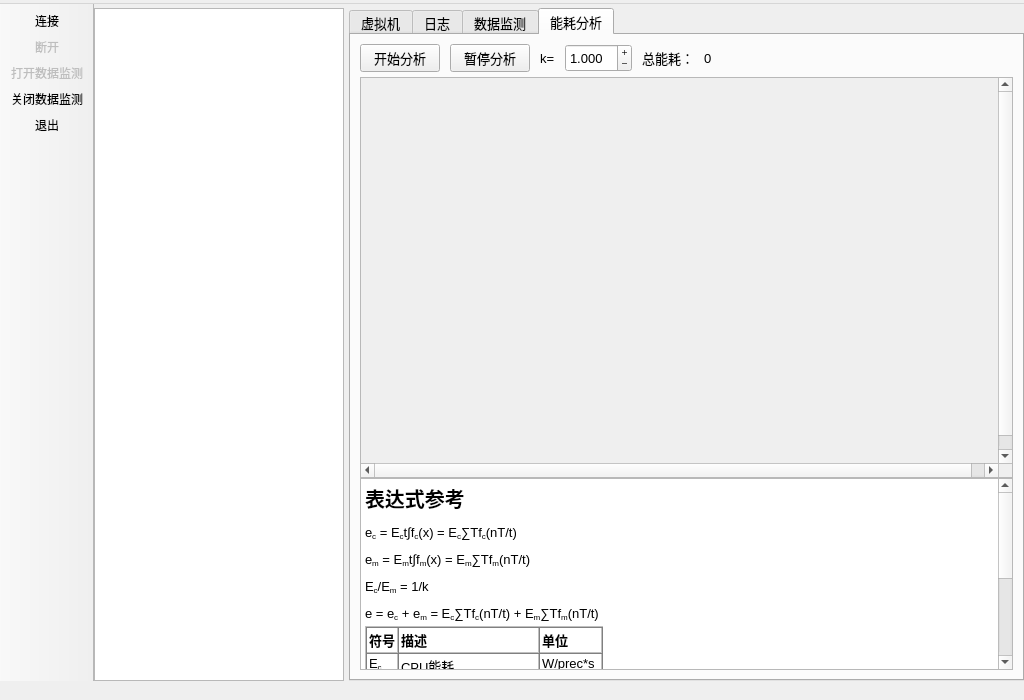
First picture: the form in App/ui_main.ui, repository exoticknight/Micro-XenServer-Manager, before the edit.
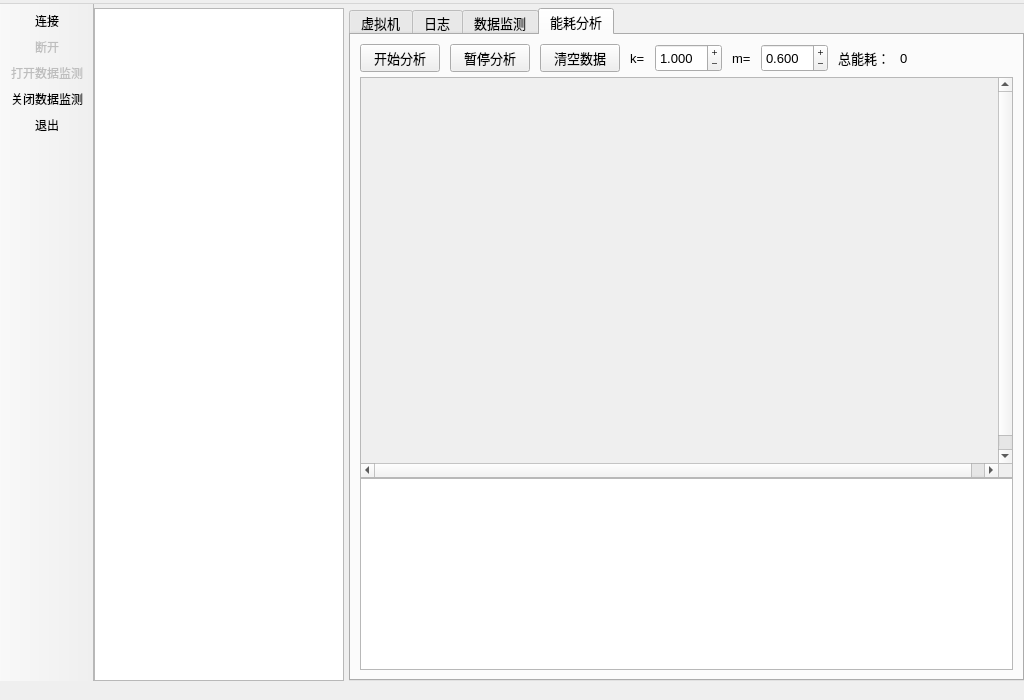
Second picture: the form after the edit. The open tabs and pages were chosen to show the change. Icons and pictures are not drawn.

What changed in the file:
```diff
--- a/App/ui_main.ui
+++ b/App/ui_main.ui
@@ -640,7 +640,14 @@
              </widget>
             </item>
             <item>
-             <widget class="QLabel" name="label_Formula">
+             <widget class="QPushButton" name="buttonClear">
+              <property name="text">
+               <string>清空数据</string>
+              </property>
+             </widget>
+            </item>
+            <item>
+             <widget class="QLabel" name="label_k">
               <property name="font">
                <font>
                 <pointsize>10</pointsize>
@@ -672,6 +679,32 @@
               </property>
              </widget>
             </item>
+            <item>
+             <widget class="QLabel" name="label_m">
+              <property name="text">
+               <string>m=</string>
+              </property>
+             </widget>
+            </item>
+            <item>
+             <widget class="QDoubleSpinBox" name="doubleSpinBoxM">
+              <property name="sizePolicy">
+               <sizepolicy hsizetype="Minimum" vsizetype="Preferred">
+                <horstretch>0</horstretch>
+                <verstretch>0</verstretch>
+               </sizepolicy>
+              </property>
+              <property name="buttonSymbols">
+               <enum>QAbstractSpinBox::PlusMinus</enum>
+              </property>
+              <property name="decimals">
+               <number>3</number>
+              </property>
+              <property name="value">
+               <double>0.600000000000000</double>
+              </property>
+             </widget>
+            </item>
             <item>
              <widget class="QLabel" name="label_Total">
               <property name="text">
@@ -751,68 +784,7 @@
 &lt;html&gt;&lt;head&gt;&lt;meta name=&quot;qrichtext&quot; content=&quot;1&quot; /&gt;&lt;style type=&quot;text/css&quot;&gt;
 p, li { white-space: pre-wrap; }
 &lt;/style&gt;&lt;/head&gt;&lt;body style=&quot; font-family:'MS Shell Dlg 2'; font-size:10pt; font-weight:400; font-style:normal;&quot;&gt;
-&lt;p style=&quot; margin-top:12px; margin-bottom:12px; margin-left:0px; margin-right:0px; -qt-block-indent:0; text-indent:0px;&quot;&gt;&lt;span style=&quot; font-size:x-large; font-weight:600;&quot;&gt;表达式参考&lt;/span&gt;&lt;/p&gt;
-&lt;p style=&quot; margin-top:12px; margin-bottom:12px; margin-left:0px; margin-right:0px; -qt-block-indent:0; text-indent:0px;&quot;&gt;e&lt;span style=&quot; vertical-align:sub;&quot;&gt;c&lt;/span&gt; = E&lt;span style=&quot; vertical-align:sub;&quot;&gt;c&lt;/span&gt;t∫f&lt;span style=&quot; vertical-align:sub;&quot;&gt;c&lt;/span&gt;(x) = E&lt;span style=&quot; vertical-align:sub;&quot;&gt;c&lt;/span&gt;∑Tf&lt;span style=&quot; vertical-align:sub;&quot;&gt;c&lt;/span&gt;(nT/t) &lt;/p&gt;
-&lt;p style=&quot; margin-top:12px; margin-bottom:12px; margin-left:0px; margin-right:0px; -qt-block-indent:0; text-indent:0px;&quot;&gt;e&lt;span style=&quot; vertical-align:sub;&quot;&gt;m&lt;/span&gt; = E&lt;span style=&quot; vertical-align:sub;&quot;&gt;m&lt;/span&gt;t∫f&lt;span style=&quot; vertical-align:sub;&quot;&gt;m&lt;/span&gt;(x) = E&lt;span style=&quot; vertical-align:sub;&quot;&gt;m&lt;/span&gt;∑Tf&lt;span style=&quot; vertical-align:sub;&quot;&gt;m&lt;/span&gt;(nT/t) &lt;/p&gt;
-&lt;p style=&quot; margin-top:12px; margin-bottom:12px; margin-left:0px; margin-right:0px; -qt-block-indent:0; text-indent:0px;&quot;&gt;E&lt;span style=&quot; vertical-align:sub;&quot;&gt;c&lt;/span&gt;/E&lt;span style=&quot; vertical-align:sub;&quot;&gt;m&lt;/span&gt; = 1/k &lt;/p&gt;
-&lt;p style=&quot; margin-top:12px; margin-bottom:12px; margin-left:0px; margin-right:0px; -qt-block-indent:0; text-indent:0px;&quot;&gt;e = e&lt;span style=&quot; vertical-align:sub;&quot;&gt;c&lt;/span&gt; + e&lt;span style=&quot; vertical-align:sub;&quot;&gt;m&lt;/span&gt; = E&lt;span style=&quot; vertical-align:sub;&quot;&gt;c&lt;/span&gt;∑Tf&lt;span style=&quot; vertical-align:sub;&quot;&gt;c&lt;/span&gt;(nT/t) + E&lt;span style=&quot; vertical-align:sub;&quot;&gt;m&lt;/span&gt;∑Tf&lt;span style=&quot; vertical-align:sub;&quot;&gt;m&lt;/span&gt;(nT/t) &lt;/p&gt;
-&lt;table border=&quot;1&quot; style=&quot; margin-top:5px; margin-bottom:0px; margin-left:0px; margin-right:0px;&quot; cellspacing=&quot;0&quot; cellpadding=&quot;2&quot;&gt;&lt;thead&gt;
-&lt;tr&gt;
-&lt;td&gt;
-&lt;p style=&quot; margin-top:12px; margin-bottom:12px; margin-left:0px; margin-right:0px; -qt-block-indent:0; text-indent:0px;&quot;&gt;&lt;span style=&quot; font-weight:600;&quot;&gt;符号&lt;/span&gt;&lt;/p&gt;&lt;/td&gt;
-&lt;td&gt;
-&lt;p style=&quot; margin-top:12px; margin-bottom:12px; margin-left:0px; margin-right:0px; -qt-block-indent:0; text-indent:0px;&quot;&gt;&lt;span style=&quot; font-weight:600;&quot;&gt;描述&lt;/span&gt;&lt;/p&gt;&lt;/td&gt;
-&lt;td&gt;
-&lt;p style=&quot; margin-top:12px; margin-bottom:12px; margin-left:0px; margin-right:0px; -qt-block-indent:0; text-indent:0px;&quot;&gt;&lt;span style=&quot; font-weight:600;&quot;&gt;单位&lt;/span&gt;&lt;/p&gt;&lt;/td&gt;&lt;/tr&gt;&lt;/thead&gt;
-&lt;tr&gt;
-&lt;td&gt;
-&lt;p style=&quot; margin-top:12px; margin-bottom:12px; margin-left:0px; margin-right:0px; -qt-block-indent:0; text-indent:0px;&quot;&gt;E&lt;span style=&quot; vertical-align:sub;&quot;&gt;c&lt;/span&gt;&lt;/p&gt;&lt;/td&gt;
-&lt;td&gt;
-&lt;p style=&quot; margin-top:12px; margin-bottom:12px; margin-left:0px; margin-right:0px; -qt-block-indent:0; text-indent:0px;&quot;&gt;CPU能耗 &lt;/p&gt;&lt;/td&gt;
-&lt;td&gt;
-&lt;p style=&quot; margin-top:12px; margin-bottom:12px; margin-left:0px; margin-right:0px; -qt-block-indent:0; text-indent:0px;&quot;&gt;W/prec*s &lt;/p&gt;&lt;/td&gt;&lt;/tr&gt;
-&lt;tr&gt;
-&lt;td&gt;
-&lt;p style=&quot; margin-top:12px; margin-bottom:12px; margin-left:0px; margin-right:0px; -qt-block-indent:0; text-indent:0px;&quot;&gt;E&lt;span style=&quot; vertical-align:sub;&quot;&gt;m&lt;/span&gt;&lt;/p&gt;&lt;/td&gt;
-&lt;td&gt;
-&lt;p style=&quot; margin-top:12px; margin-bottom:12px; margin-left:0px; margin-right:0px; -qt-block-indent:0; text-indent:0px;&quot;&gt;内存能耗 &lt;/p&gt;&lt;/td&gt;
-&lt;td&gt;
-&lt;p style=&quot; margin-top:12px; margin-bottom:12px; margin-left:0px; margin-right:0px; -qt-block-indent:0; text-indent:0px;&quot;&gt;W/GB*s &lt;/p&gt;&lt;/td&gt;&lt;/tr&gt;
-&lt;tr&gt;
-&lt;td&gt;
-&lt;p style=&quot; margin-top:12px; margin-bottom:12px; margin-left:0px; margin-right:0px; -qt-block-indent:0; text-indent:0px;&quot;&gt;e&lt;span style=&quot; vertical-align:sub;&quot;&gt;c&lt;/span&gt;&lt;/p&gt;&lt;/td&gt;
-&lt;td&gt;
-&lt;p style=&quot; margin-top:12px; margin-bottom:12px; margin-left:0px; margin-right:0px; -qt-block-indent:0; text-indent:0px;&quot;&gt;CPU总能耗 &lt;/p&gt;&lt;/td&gt;
-&lt;td&gt;
-&lt;p style=&quot; margin-top:12px; margin-bottom:12px; margin-left:0px; margin-right:0px; -qt-block-indent:0; text-indent:0px;&quot;&gt;W &lt;/p&gt;&lt;/td&gt;&lt;/tr&gt;
-&lt;tr&gt;
-&lt;td&gt;
-&lt;p style=&quot; margin-top:12px; margin-bottom:12px; margin-left:0px; margin-right:0px; -qt-block-indent:0; text-indent:0px;&quot;&gt;e&lt;span style=&quot; vertical-align:sub;&quot;&gt;m&lt;/span&gt;&lt;/p&gt;&lt;/td&gt;
-&lt;td&gt;
-&lt;p style=&quot; margin-top:12px; margin-bottom:12px; margin-left:0px; margin-right:0px; -qt-block-indent:0; text-indent:0px;&quot;&gt;内存总能耗 &lt;/p&gt;&lt;/td&gt;
-&lt;td&gt;
-&lt;p style=&quot; margin-top:12px; margin-bottom:12px; margin-left:0px; margin-right:0px; -qt-block-indent:0; text-indent:0px;&quot;&gt;W &lt;/p&gt;&lt;/td&gt;&lt;/tr&gt;
-&lt;tr&gt;
-&lt;td&gt;
-&lt;p style=&quot; margin-top:12px; margin-bottom:12px; margin-left:0px; margin-right:0px; -qt-block-indent:0; text-indent:0px;&quot;&gt;t &lt;/p&gt;&lt;/td&gt;
-&lt;td&gt;
-&lt;p style=&quot; margin-top:12px; margin-bottom:12px; margin-left:0px; margin-right:0px; -qt-block-indent:0; text-indent:0px;&quot;&gt;运行总时间 &lt;/p&gt;&lt;/td&gt;
-&lt;td&gt;
-&lt;p style=&quot; margin-top:12px; margin-bottom:12px; margin-left:0px; margin-right:0px; -qt-block-indent:0; text-indent:0px;&quot;&gt;s &lt;/p&gt;&lt;/td&gt;&lt;/tr&gt;
-&lt;tr&gt;
-&lt;td&gt;
-&lt;p style=&quot; margin-top:12px; margin-bottom:12px; margin-left:0px; margin-right:0px; -qt-block-indent:0; text-indent:0px;&quot;&gt;T &lt;/p&gt;&lt;/td&gt;
-&lt;td&gt;
-&lt;p style=&quot; margin-top:12px; margin-bottom:12px; margin-left:0px; margin-right:0px; -qt-block-indent:0; text-indent:0px;&quot;&gt;以5s为间隔的测量时间 &lt;/p&gt;&lt;/td&gt;
-&lt;td&gt;
-&lt;p style=&quot; margin-top:12px; margin-bottom:12px; margin-left:0px; margin-right:0px; -qt-block-indent:0; text-indent:0px;&quot;&gt;s &lt;/p&gt;&lt;/td&gt;&lt;/tr&gt;
-&lt;tr&gt;
-&lt;td&gt;
-&lt;p style=&quot; margin-top:12px; margin-bottom:12px; margin-left:0px; margin-right:0px; -qt-block-indent:0; text-indent:0px;&quot;&gt;e &lt;/p&gt;&lt;/td&gt;
-&lt;td&gt;
-&lt;p style=&quot; margin-top:12px; margin-bottom:12px; margin-left:0px; margin-right:0px; -qt-block-indent:0; text-indent:0px;&quot;&gt;总能耗 &lt;/p&gt;&lt;/td&gt;
-&lt;td&gt;
-&lt;p style=&quot; margin-top:12px; margin-bottom:12px; margin-left:0px; margin-right:0px; -qt-block-indent:0; text-indent:0px;&quot;&gt;W &lt;/p&gt;&lt;/td&gt;&lt;/tr&gt;&lt;/table&gt;&lt;/body&gt;&lt;/html&gt;</string>
+&lt;p style=&quot; margin-top:0px; margin-bottom:0px; margin-left:0px; margin-right:0px; -qt-block-indent:0; text-indent:0px;&quot;&gt;&lt;img src=&quot;:/icon/resource/formula.png&quot; /&gt;&lt;/p&gt;&lt;/body&gt;&lt;/html&gt;</string>
             </property>
             <property name="textInteractionFlags">
              <set>Qt::TextSelectableByMouse</set>
```
Left out of the diff: 76 changed lines with no effect on the pictures.
